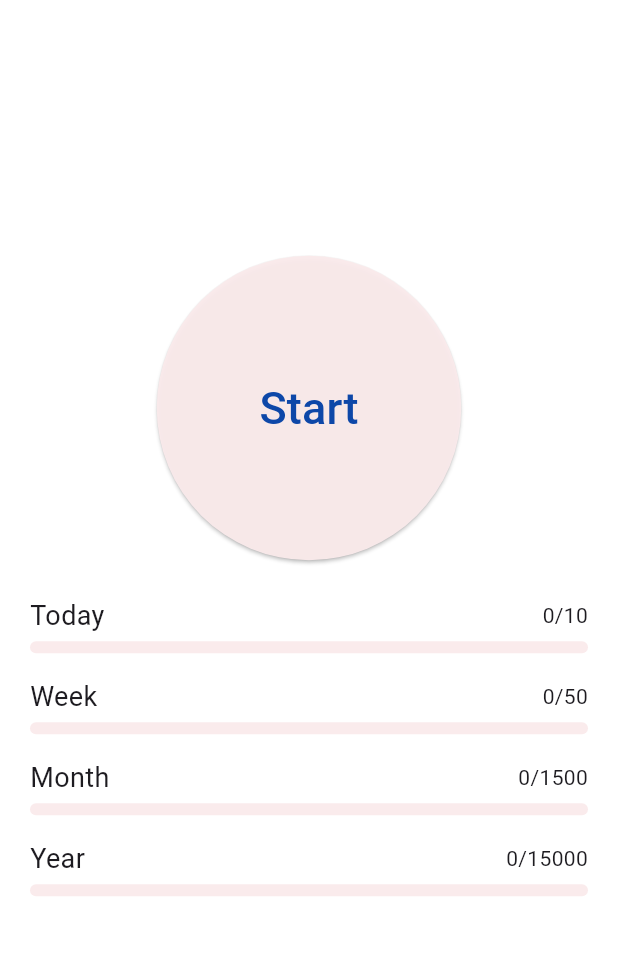
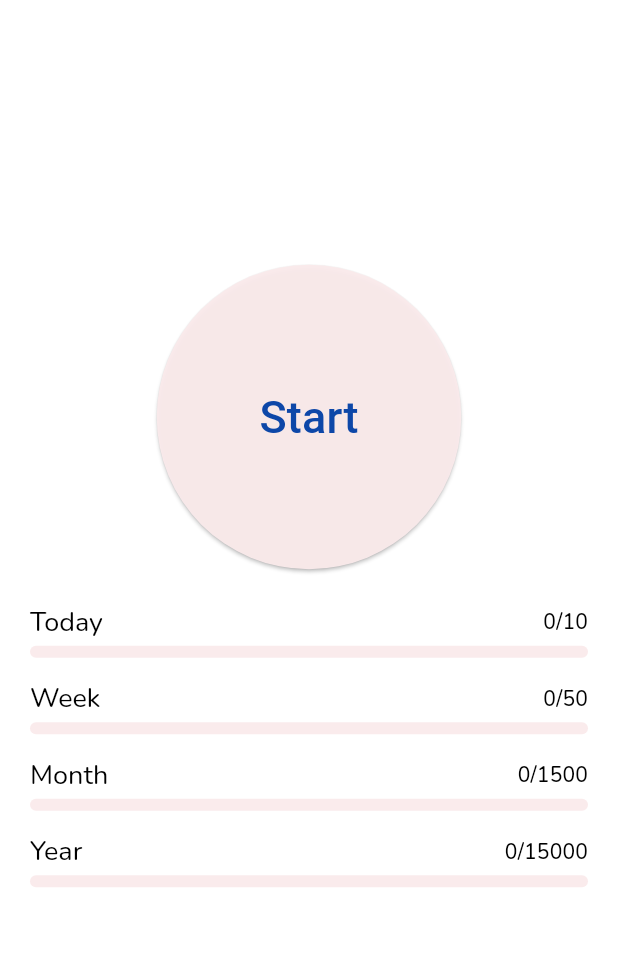
Before and after one commit to Toktarla/grind_counter, a Flutter app: the screen it shows after launch, after a tap on "Start", after a tap on "Stop", on a phone screen of 412 x 824 dp, the part 84-1039 px from its top. Run offline on Flutter 3.47's test engine with Material 3 defaults, Android fonts, the phone set to English and light mode, and no system bars; our stand-ins replace audioplayers, cloud_firestore, drift, firebase_analytics, firebase_core, firebase_crashlytics and 8 more; accounts and stored records are empty; generated files the repository leaves out were written again.

Commit message:
Modify DI locator

```diff
--- a/lib/config/di/injection_container.dart
+++ b/lib/config/di/injection_container.dart
@@ -1,14 +1,27 @@
+import 'package:cloud_firestore/cloud_firestore.dart';
+import 'package:firebase_analytics/firebase_analytics.dart';
+import 'package:firebase_messaging/firebase_messaging.dart';
 import 'package:get_it/get_it.dart';
 import 'package:shared_preferences/shared_preferences.dart';
 import 'package:work_out_app/data/local/app_database.dart';
 import '../../repositories/goal_repository.dart';
 import '../../repositories/progress_repository.dart';
+import '../../services/firebase_messaging_service.dart';
 import '../../viewmodels/theme_provider.dart';
 
 final sl = GetIt.instance;
 
 Future<void> setupServiceLocator() async {
   final SharedPreferences prefs = await SharedPreferences.getInstance();
+
+
+  sl.registerLazySingleton<FirebaseFirestore>(() => FirebaseFirestore.instance);
+  sl.registerLazySingleton<FirebaseMessaging>(() => FirebaseMessaging.instance);
+  sl.registerLazySingleton<FirebaseAnalytics>(() => FirebaseAnalytics.instance);
+
+
+  // Register services
+  sl.registerLazySingleton<FirebaseMessagingService>(() => FirebaseMessagingService(sl()));
 
   // Local Storage
   sl.registerSingleton<SharedPreferences>(prefs);
@@ -18,14 +31,6 @@ Future<void> setupServiceLocator() async {
   sl.registerLazySingleton<ProgressRepository>(() => ProgressRepository(sl()));
   sl.registerLazySingleton<GoalRepository>(() => GoalRepository(sl()));
 
-  // Register Firebase instances
-  // sl.registerLazySingleton<FirebaseMessaging>(() => FirebaseMessaging.instance);
-
-  // Register services
-  // sl.registerLazySingleton<FirestoreService>(() => FirestoreService(sl(),sl()));
-  // sl.registerLazySingleton<FirebaseMessagingService>(() => FirebaseMessagingService(sl(),sl<FirestoreService>()));
-
-
   sl.registerFactory<ThemeProvider>(() => ThemeProvider(sl())
   );
 }
--- a/lib/data/local/schemes/progress.dart
+++ b/lib/data/local/schemes/progress.dart
@@ -7,4 +7,5 @@ class Progress extends Table {
   IntColumn get count => integer()();
   IntColumn get duration => integer()();
   DateTimeColumn get timestamp => dateTime()();
+  IntColumn get tries => integer().withDefault(const Constant(1))(); // Add tries column
 }
--- a/lib/widgets/progress_indicator_widget.dart
+++ b/lib/widgets/progress_indicator_widget.dart
@@ -27,9 +27,9 @@ class ProgressIndicatorWidget extends StatelessWidget {
       children: [
         Row(
           children: [
-            Text(label, style: const TextStyle(fontSize: 18)),
+            Text(label, style: Theme.of(context).textTheme.titleLarge),
             const Spacer(),
-            Text(progress, style: const TextStyle(fontSize: 14)),
+            Text(progress, style: Theme.of(context).textTheme.titleMedium),
           ],
         ),
         const SizedBox(height: 4),
```
